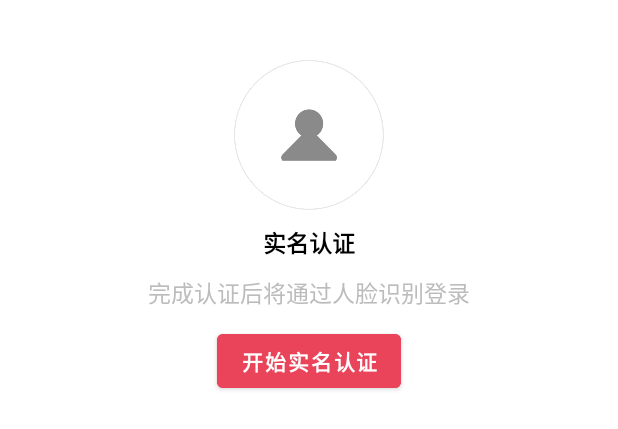
After one commit to UNIDY2002/DouYinHealth, an Android app: the layout fragment_verification.xml on its own in the app's theme, with its tools: preview values and no code run, on a phone screen of 412 x 824 dp. The commit adds this screen. Shown: the top 429 px of the screen. Run offline under Robolectric (Android 15) with nearby library versions, the phone set to English and light mode, and no system bars.

Commit message:
Implement a naive verification UI

```diff
--- /dev/null
+++ b/app/src/main/java/com/unidy2002/douyin/models/User.kt
@@ -0,0 +1,3 @@
+package com.unidy2002.douyin.models
+
+var currentUser: String? = null
--- /dev/null
+++ b/app/src/main/res/layout/fragment_verification.xml
@@ -0,0 +1,58 @@
+<?xml version="1.0" encoding="utf-8"?>
+<androidx.constraintlayout.widget.ConstraintLayout
+        xmlns:android="http://schemas.android.com/apk/res/android"
+        xmlns:tools="http://schemas.android.com/tools"
+        android:layout_width="match_parent"
+        android:layout_height="match_parent"
+        xmlns:app="http://schemas.android.com/apk/res-auto"
+        tools:context=".ui.login.VerificationFragment">
+
+    <ImageView
+            android:id="@+id/verification_avatar"
+            android:layout_width="100dp"
+            android:layout_height="100dp"
+            app:layout_constraintTop_toTopOf="parent"
+            android:layout_marginTop="40dp"
+            app:layout_constraintLeft_toLeftOf="parent"
+            app:layout_constraintRight_toRightOf="parent"
+            android:contentDescription="@string/avatar"
+            android:src="@drawable/login_avatar"/>
+
+    <TextView
+            android:id="@+id/verification_title_text"
+            android:layout_width="wrap_content"
+            android:layout_height="wrap_content"
+            android:text="@string/title_verification"
+            app:layout_constraintTop_toBottomOf="@id/verification_avatar"
+            android:layout_marginTop="10dp"
+            app:layout_constraintLeft_toLeftOf="parent"
+            app:layout_constraintRight_toRightOf="parent"
+            android:textColor="@color/black"
+            android:textSize="15sp"
+            android:textStyle="bold"/>
+
+    <TextView
+            android:id="@+id/verification_hint_text"
+            android:layout_width="wrap_content"
+            android:layout_height="wrap_content"
+            android:text="@string/hint_verification"
+            app:layout_constraintTop_toBottomOf="@id/verification_title_text"
+            android:layout_marginTop="10dp"
+            app:layout_constraintLeft_toLeftOf="parent"
+            app:layout_constraintRight_toRightOf="parent"
+            android:textColor="#bcbcbc"
+            android:textSize="15sp"/>
+
+    <Button
+            android:id="@+id/verification_action_button"
+            android:layout_width="wrap_content"
+            android:layout_height="wrap_content"
+            android:text="@string/verification_action"
+            android:backgroundTint="@color/red"
+            android:textColor="@color/white"
+            android:textStyle="bold"
+            app:layout_constraintTop_toBottomOf="@id/verification_hint_text"
+            android:layout_marginTop="10dp"
+            app:layout_constraintLeft_toLeftOf="parent"
+            app:layout_constraintRight_toRightOf="parent"/>
+</androidx.constraintlayout.widget.ConstraintLayout>
--- a/app/src/main/res/values/colors.xml
+++ b/app/src/main/res/values/colors.xml
@@ -3,4 +3,5 @@
     <color name="black">#FF000000</color>
     <color name="white">#FFFFFFFF</color>
     <color name="grey">#FF808080</color>
+    <color name="red">#FFEA445A</color>
 </resources>
--- a/app/src/main/res/values/strings.xml
+++ b/app/src/main/res/values/strings.xml
@@ -4,4 +4,8 @@
     <string name="title_friends">朋友</string>
     <string name="title_notifications">消息</string>
     <string name="title_me">我</string>
+    <string name="title_verification">实名认证</string>
+    <string name="hint_verification">完成认证后将通过人脸识别登录</string>
+    <string name="verification_action">开始实名认证</string>
+    <string name="avatar">头像</string>
 </resources>
```
Also changed, not shown: app/src/main/AndroidManifest.xml (+10 -0 lines), app/src/main/java/com/unidy2002/douyin/LoginActivity.kt (added, +22 -0 lines), app/src/main/java/com/unidy2002/douyin/MainActivity.kt (+12 -0 lines), app/src/main/java/com/unidy2002/douyin/ui/login/VerificationFragment.kt (added, +31 -0 lines), app/src/main/res/layout/activity_login.xml (added, +14 -0 lines), app/src/main/res/navigation/login_navigation.xml (added, +13 -0 lines), app/src/main/res/drawable/login_avatar.png (added).
